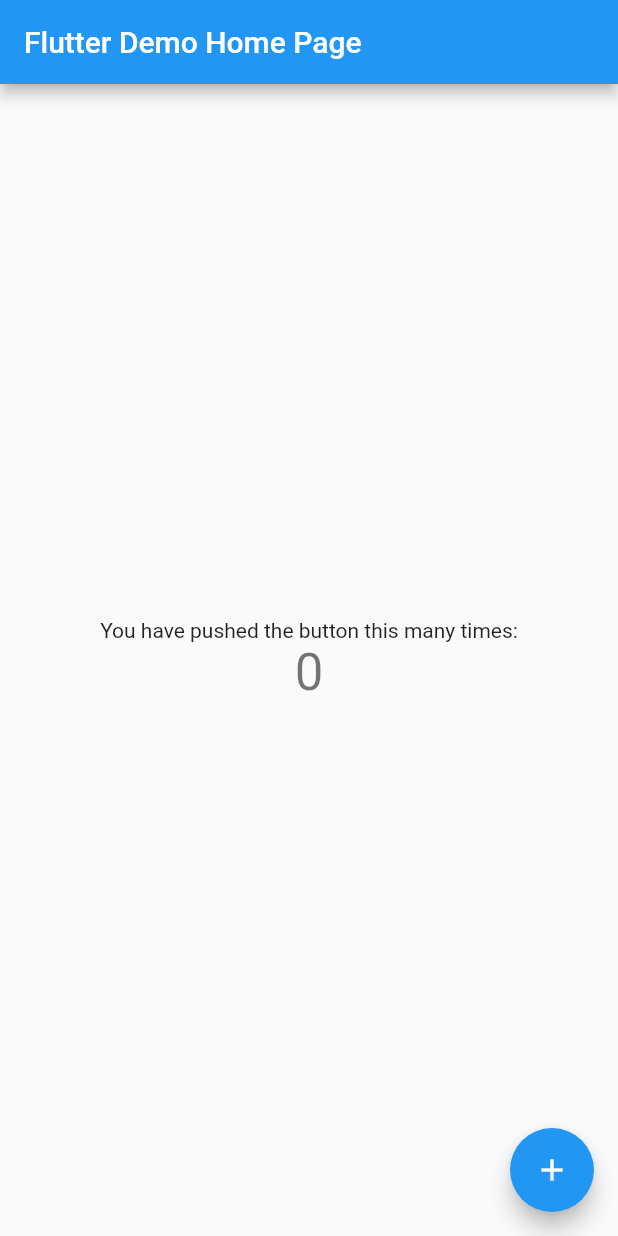
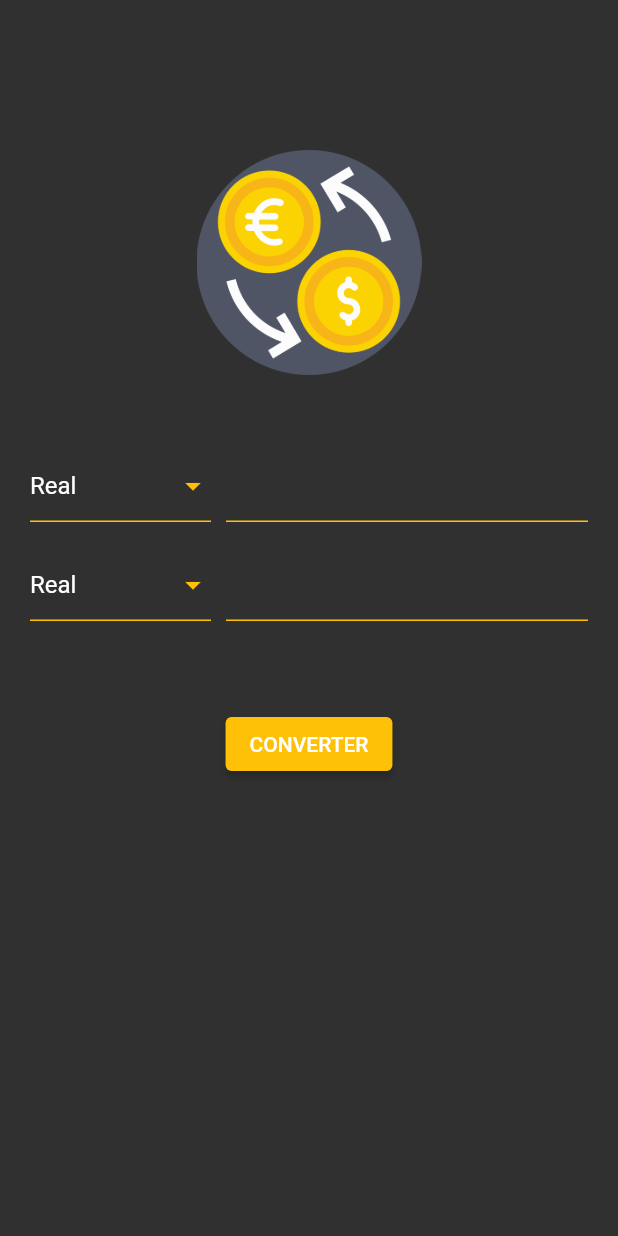
Before and after one commit to Daniels887/flutter_converter, a Flutter app: the screen it shows after launch, on a phone screen of 412 x 824 dp. Run offline on Flutter 3.47's test engine with Material 2 defaults, Android fonts, the phone set to English and light mode, and no system bars.

Commit message:
feat: create view and model

```diff
--- /dev/null
+++ b/lib/app/components/currency_box.dart
@@ -0,0 +1,33 @@
+import 'package:flutter/material.dart';
+
+class CurrencyBox extends StatelessWidget {
+  @override
+  Widget build(BuildContext context) {
+  return Row(
+      crossAxisAlignment: CrossAxisAlignment.start,
+      children: [
+        Expanded(
+          child: SizedBox(
+            height: 56,
+              child: DropdownButton(
+              iconEnabledColor: Colors.amber,
+              isExpanded: true,
+                underline: Container(height: 1, color: Colors.amber),
+                items: [
+                  DropdownMenuItem(child: Text('Real')),
+                  DropdownMenuItem(child: Text('Dolar')),
+                ], onChanged: (value) {}),
+          )
+        ),
+        SizedBox(width: 10),
+        Expanded(flex: 2, child: TextField(
+          decoration: InputDecoration(
+            enabledBorder: UnderlineInputBorder(
+              borderSide: BorderSide(color: Colors.amber),
+            ),
+          ),
+        )),
+      ],
+    );
+  }
+}
--- a/lib/app/models/currency_model.dart
+++ b/lib/app/models/currency_model.dart
@@ -12,7 +12,7 @@
       CurrencyModel(name: 'Real', real: 1.0, dolar: 0.18, euro: 0.15, bitcoin: 0.000016),
       CurrencyModel(name: 'Dolar', real: 5.65, dolar: 1.0, euro: 0.85, bitcoin: 0.000088),
       CurrencyModel(name: 'Euro', real: 6.62, dolar: 1.17, euro: 1.0, bitcoin: 0.00010),
-      CurrencyModel(name: 'Bitcoin': real: 64116.51, dolar: 11351.30, euro: 9689.54, bitcoin: 1.0)
+      CurrencyModel(name: 'Bitcoin', real: 64116.51, dolar: 11351.30, euro: 9689.54, bitcoin: 1.0)
     ];
   }
 }
--- /dev/null
+++ b/lib/app/views/home_view.dart
@@ -0,0 +1,34 @@
+import 'package:flutter/material.dart';
+import 'package:flutter_converter/app/components/currency_box.dart';
+
+class HomeView extends StatelessWidget {
+  @override
+  Widget build(BuildContext context) {
+    return Scaffold(
+      body: SizedBox(
+        width: MediaQuery.of(context).size.width,
+        height: MediaQuery.of(context).size.height,
+        child: Column(
+          children: [
+            Padding(
+              padding: const EdgeInsets.only(top: 100, left: 20, right: 20, bottom: 20),
+              child: Column(children: [
+                Image.asset('assets/images/logo.png', width: 150, height: 150),
+                SizedBox(height: 50),
+                CurrencyBox(),
+                SizedBox(height: 10),
+                CurrencyBox(),
+                SizedBox(height: 50),
+                ElevatedButton(onPressed: (){}, child: Text('CONVERTER'),
+                  style: ButtonStyle(
+                    backgroundColor: MaterialStateProperty.all<Color>(Colors.amber)
+                  )
+                )
+              ],)
+            ),
+          ],
+        ),
+      ),
+    );
+  }
+}
--- a/lib/main.dart
+++ b/lib/main.dart
@@ -1,113 +1,18 @@
 import 'package:flutter/material.dart';
 
+import 'app/views/home_view.dart';
+
 void main() {
-  runApp(MyApp());
+  runApp(AppWidget());
 }
 
-class MyApp extends StatelessWidget {
-  // This widget is the root of your application.
+class AppWidget extends StatelessWidget {
   @override
   Widget build(BuildContext context) {
     return MaterialApp(
-      title: 'Flutter Demo',
-      theme: ThemeData(
-        // This is the theme of your application.
-        //
-        // Try running your application with "flutter run". You'll see the
-        // application has a blue toolbar. Then, without quitting the app, try
-        // changing the primarySwatch below to Colors.green and then invoke
-        // "hot reload" (press "r" in the console where you ran "flutter run",
-        // or simply save your changes to "hot reload" in a Flutter IDE).
-        // Notice that the counter didn't reset back to zero; the application
-        // is not restarted.
-        primarySwatch: Colors.blue,
-      ),
-      home: MyHomePage(title: 'Flutter Demo Home Page'),
+      theme: ThemeData.dark(),
+      debugShowCheckedModeBanner: false,
+      home: HomeView(),
     );
   }
 }
-
-class MyHomePage extends StatefulWidget {
-  MyHomePage({Key key, this.title}) : super(key: key);
-
-  // This widget is the home page of your application. It is stateful, meaning
-  // that it has a State object (defined below) that contains fields that affect
-  // how it looks.
-
-  // This class is the configuration for the state. It holds the values (in this
-  // case the title) provided by the parent (in this case the App widget) and
-  // used by the build method of the State. Fields in a Widget subclass are
-  // always marked "final".
-
-  final String title;
-
-  @override
-  _MyHomePageState createState() => _MyHomePageState();
-}
-
-class _MyHomePageState extends State<MyHomePage> {
-  int _counter = 0;
-
-  void _incrementCounter() {
-    setState(() {
-      // This call to setState tells the Flutter framework that something has
-      // changed in this State, which causes it to rerun the build method below
-      // so that the display can reflect the updated values. If we changed
-      // _counter without calling setState(), then the build method would not be
-      // called again, and so nothing would appear to happen.
-      _counter++;
-    });
-  }
-
-  @override
-  Widget build(BuildContext context) {
-    // This method is rerun every time setState is called, for instance as done
-    // by the _incrementCounter method above.
-    //
-    // The Flutter framework has been optimized to make rerunning build methods
-    // fast, so that you can just rebuild anything that needs updating rather
-    // than having to individually change instances of widgets.
-    return Scaffold(
-      appBar: AppBar(
-        // Here we take the value from the MyHomePage object that was created by
-        // the App.build method, and use it to set our appbar title.
-        title: Text(widget.title),
-      ),
-      body: Center(
-        // Center is a layout widget. It takes a single child and positions it
-        // in the middle of the parent.
-        child: Column(
-          // Column is also a layout widget. It takes a list of children and
-          // arranges them vertically. By default, it sizes itself to fit its
-          // children horizontally, and tries to be as tall as its parent.
-          //
-          // Invoke "debug painting" (press "p" in the console, choose the
-          // "Toggle Debug Paint" action from the Flutter Inspector in Android
-          // Studio, or the "Toggle Debug Paint" command in Visual Studio Code)
-          // to see the wireframe for each widget.
-          //
-          // Column has various properties to control how it sizes itself and
-          // how it positions its children. Here we use mainAxisAlignment to
-          // center the children vertically; the main axis here is the vertical
-          // axis because Columns are vertical (the cross axis would be
-          // horizontal).
-          mainAxisAlignment: MainAxisAlignment.center,
-          children: <Widget>[
-            Text(
-              'You have pushed the button this many times:',
-            ),
-            Text(
-              '$_counter',
-              style: Theme.of(context).textTheme.headline4,
-            ),
-          ],
-        ),
-      ),
-      floatingActionButton: FloatingActionButton(
-        onPressed: _incrementCounter,
-        tooltip: 'Increment',
-        child: Icon(Icons.add),
-      ), // This trailing comma makes auto-formatting nicer for build methods.
-    );
-  }
-}
--- a/pubspec.yaml
+++ b/pubspec.yaml
@@ -45,9 +45,8 @@
   uses-material-design: true
 
   # To add assets to your application, add an assets section, like this:
-  # assets:
-  #   - images/a_dot_burr.jpeg
-  #   - images/a_dot_ham.jpeg
+  assets:
+    - assets/images/logo.png
 
   # An image asset can refer to one or more resolution-specific "variants", see
   # https://flutter.dev/assets-and-images/#resolution-aware.
```
Also changed, not shown: assets/images/logo.png (added), 1 other file.
